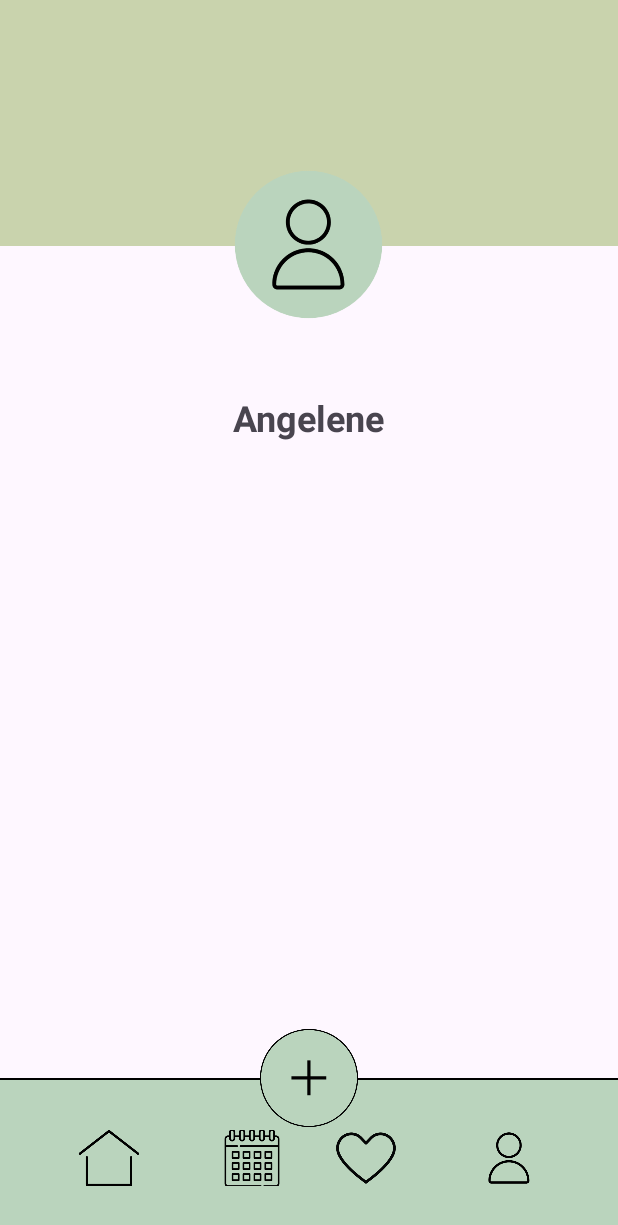
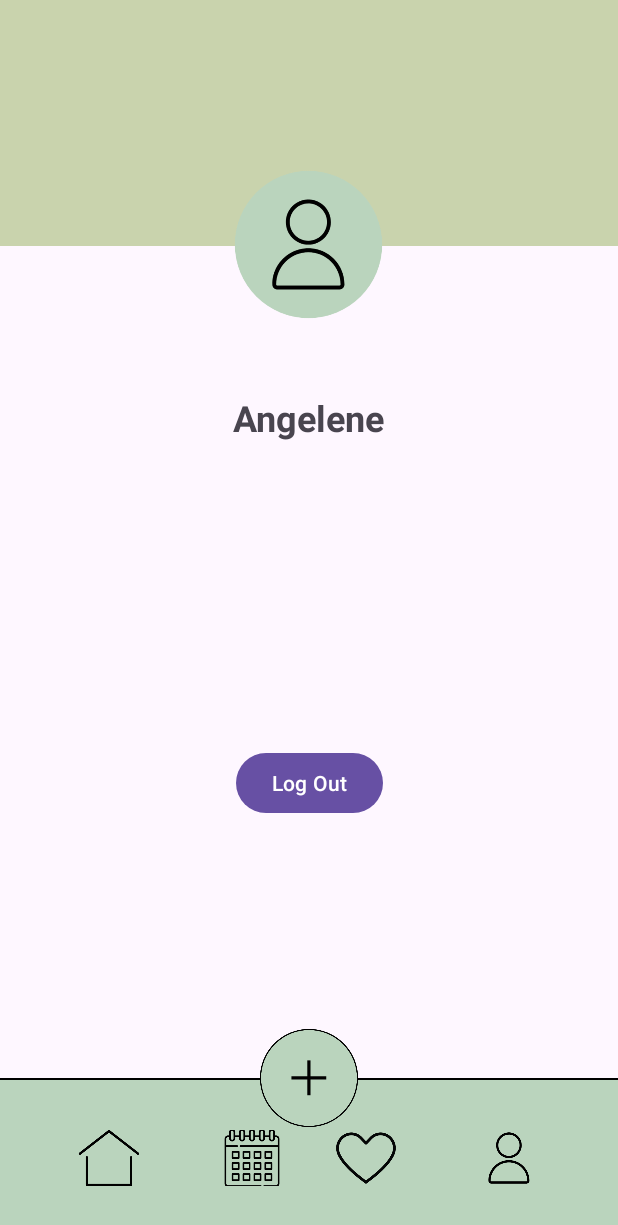
Before and after one commit to geleanne/AnimoTrack, an Android app: the EventsRegistrationPage screen opened directly, with no data from a screen before it, after a tap on "Profile Buton", on a phone screen of 412 x 824 dp. Shown: the top 1225 px of the screen. Run offline under Robolectric (Android 15) with nearby library versions, the phone set to English and light mode, and no system bars.

Commit message:
Log Out button (Profile page) and working Create Event button

```diff
--- a/app/src/main/AndroidManifest.xml
+++ b/app/src/main/AndroidManifest.xml
@@ -52,5 +52,9 @@
             android:name=".CategoryPage"
             android:exported="true">
         </activity>
+        <activity
+            android:name=".CreateEventActivity"
+            android:exported="true">
+        </activity>
     </application>
 </manifest>
--- a/app/src/main/java/com/mobdeve/xx22/rivera/josecarlos/animotrack/EventsRegistrationPage.java
+++ b/app/src/main/java/com/mobdeve/xx22/rivera/josecarlos/animotrack/EventsRegistrationPage.java
@@ -17,6 +17,8 @@ public class EventsRegistrationPage extends AppCompatActivity {
     private TextView eventFacilitatorTextView;
     private TextView eventDescriptionTextView;
     private ImageView eventImageView;
+    private boolean clickedFavorite = false;
+    private ImageView favButton;
 
     ImageButton backArrow; // Declare backArrow
     ImageButton profileButton; // Declare profileButton
@@ -59,11 +61,6 @@ public class EventsRegistrationPage extends AppCompatActivity {
         eventDescriptionTextView.setText(eventDescription);
         eventImageView.setImageResource(eventImageId);
 
-        // Optionally set the event image if you pass the image resource ID
-        // Assuming you have the image ID passed as an integer
-         // Use a default image if not provided
-
-
         backArrow.setOnClickListener(new View.OnClickListener() {
             @Override
             public void onClick(View v) {
@@ -94,5 +91,21 @@ public class EventsRegistrationPage extends AppCompatActivity {
                 startActivity(intent); // Start the HomePage activity
             }
         });
+
+        favButton = findViewById(R.id.favorite_button);
+        favButton.setImageResource(android.R.drawable.btn_star);
+
+        favButton.setOnClickListener(new View.OnClickListener() {
+            @Override
+            public void onClick(View view) {
+                clickedFavorite = !clickedFavorite;
+
+                if (clickedFavorite) {
+                    favButton.setImageResource(android.R.drawable.btn_star_big_on);
+                } else {
+                    favButton.setImageResource(android.R.drawable.btn_star);
+                }
+            }
+        });
     }
 }
--- a/app/src/main/java/com/mobdeve/xx22/rivera/josecarlos/animotrack/ProfilePage.java
+++ b/app/src/main/java/com/mobdeve/xx22/rivera/josecarlos/animotrack/ProfilePage.java
@@ -1,16 +1,23 @@
 package com.mobdeve.xx22.rivera.josecarlos.animotrack;
 
+import android.content.DialogInterface;
 import android.content.Intent;
 import android.os.Bundle;
 
+import android.view.View;
+import android.widget.Button;
 import android.widget.ImageButton;
+import android.widget.ImageView;
 
+import androidx.appcompat.app.AlertDialog;
 import androidx.appcompat.app.AppCompatActivity;
 
 public class ProfilePage extends AppCompatActivity {
     ImageButton profileButton; // Declare profileButton
     ImageButton bookmarkButton; // Declare bookmarkButton
     ImageButton homeButton; // Declare homeButton
+    private ImageView addEventButton;
+    private Button logoutButton;
 
     @Override
     protected void onCreate(Bundle savedInstanceState) {
@@ -20,7 +27,28 @@ public class ProfilePage extends AppCompatActivity {
         profileButton = findViewById(R.id.profileButton); // Initialize profileButton
         bookmarkButton = findViewById(R.id.bookmarksButton); // Initialize bookmarkButton
         homeButton = findViewById(R.id.homeButton); // Initialize homeButton
+        addEventButton = findViewById(R.id.add_event_button); // Initialize addEventButton
+        logoutButton = findViewById(R.id.logoutButton); // Initialize log-out button
 
+        logoutButton.setOnClickListener(new View.OnClickListener() {
+            @Override
+            public void onClick(View v) {
+                // Show confirmation dialog
+                new AlertDialog.Builder(ProfilePage.this)
+                        .setMessage("Are you sure you want to log out?")
+                        .setCancelable(false)
+                        .setPositiveButton("Log Out", new DialogInterface.OnClickListener() {
+                            public void onClick(DialogInterface dialog, int id) {
+                                // If "Log Out" is clicked, redirect to HomepageActivity
+                                Intent intent = new Intent(ProfilePage.this, HomepageActivity.class);
+                                startActivity(intent); // Start the HomepageActivity
+                                finish(); // Close the current activity
+                            }
+                        })
+                        .setNegativeButton("Cancel", null)
+                        .show();
+            }
+        });
         profileButton.setOnClickListener(view -> {
             Intent intent = new Intent(ProfilePage.this, ProfilePage.class);
             startActivity(intent); // Start the LoginPage activity
@@ -35,5 +63,9 @@ public class ProfilePage extends AppCompatActivity {
             Intent intent = new Intent(ProfilePage.this, MainActivity.class);
             startActivity(intent); // Start the HomePage activity
         });
+        addEventButton.setOnClickListener(view -> {
+            Intent intent = new Intent(ProfilePage.this, CreateEventActivity.class);
+            startActivity(intent); // Start the CreateEventActivity activity
+        });
     }
 }
--- a/app/src/main/res/layout/activity_main.xml
+++ b/app/src/main/res/layout/activity_main.xml
@@ -513,7 +513,7 @@
     </LinearLayout>
 
     <ImageView
-        android:id="@+id/my_image_button"
+        android:id="@+id/add_event_button"
         android:layout_width="112dp"
         android:layout_height="100dp"
         android:layout_marginBottom="55dp"
--- a/app/src/main/res/layout/bookmark.xml
+++ b/app/src/main/res/layout/bookmark.xml
@@ -256,7 +256,7 @@
     </LinearLayout>
 
     <ImageView
-        android:id="@+id/my_image_button"
+        android:id="@+id/add_event_button"
         android:layout_width="112dp"
         android:layout_height="100dp"
         android:layout_marginBottom="55dp"
--- a/app/src/main/res/layout/category_page.xml
+++ b/app/src/main/res/layout/category_page.xml
@@ -228,7 +228,7 @@
     </LinearLayout>
 
     <ImageView
-        android:id="@+id/my_image_button"
+        android:id="@+id/add_event_button"
         android:layout_width="112dp"
         android:layout_height="100dp"
         android:layout_marginBottom="55dp"
--- a/app/src/main/res/layout/profile_page.xml
+++ b/app/src/main/res/layout/profile_page.xml
@@ -173,7 +173,7 @@
     </LinearLayout>
 
     <ImageView
-        android:id="@+id/my_image_button"
+        android:id="@+id/add_event_button"
         android:layout_width="112dp"
         android:layout_height="100dp"
         android:layout_marginBottom="55dp"
@@ -186,4 +186,15 @@
         app:layout_constraintEnd_toEndOf="parent"
         app:layout_constraintStart_toStartOf="parent" />
 
+    <Button
+        android:id="@+id/logoutButton"
+        android:layout_width="wrap_content"
+        android:layout_height="wrap_content"
+        android:layout_marginTop="80dp"
+        android:text="Log Out"
+        app:layout_constraintBottom_toTopOf="@+id/add_event_button"
+        app:layout_constraintEnd_toEndOf="parent"
+        app:layout_constraintStart_toStartOf="parent"
+        app:layout_constraintTop_toBottomOf="@+id/textView" />
+
 </androidx.constraintlayout.widget.ConstraintLayout>
```
Also changed, not shown: app/src/main/java/com/mobdeve/xx22/rivera/josecarlos/animotrack/BookmarkPage.java (+10 -0 lines), app/src/main/java/com/mobdeve/xx22/rivera/josecarlos/animotrack/CategoryPage.java (+11 -0 lines), app/src/main/java/com/mobdeve/xx22/rivera/josecarlos/animotrack/MainActivity.java (+15 -4 lines), app/src/main/res/layout/events_registration.xml (+12 -6 lines), app/src/main/res/values/strings.xml (+9 -0 lines), 80 other files.
